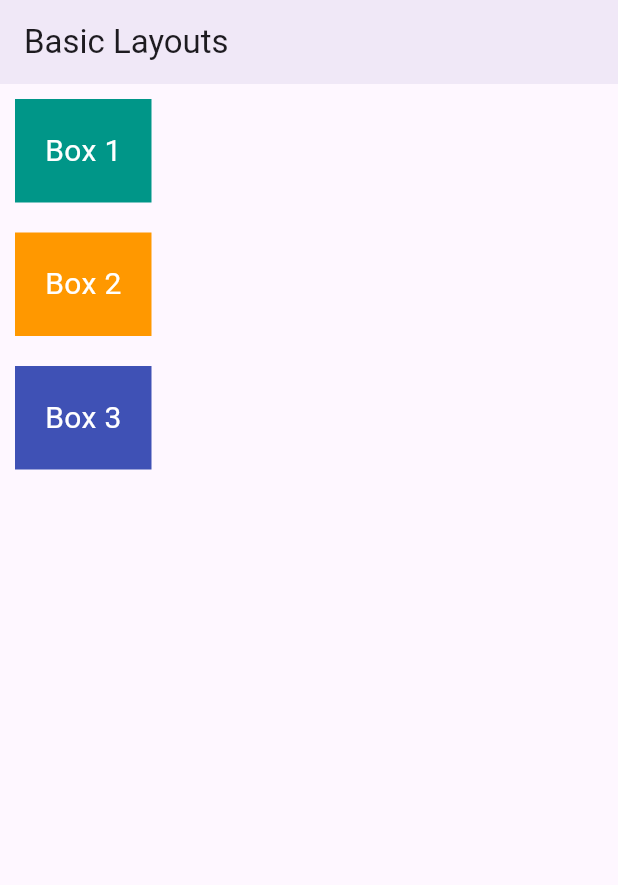
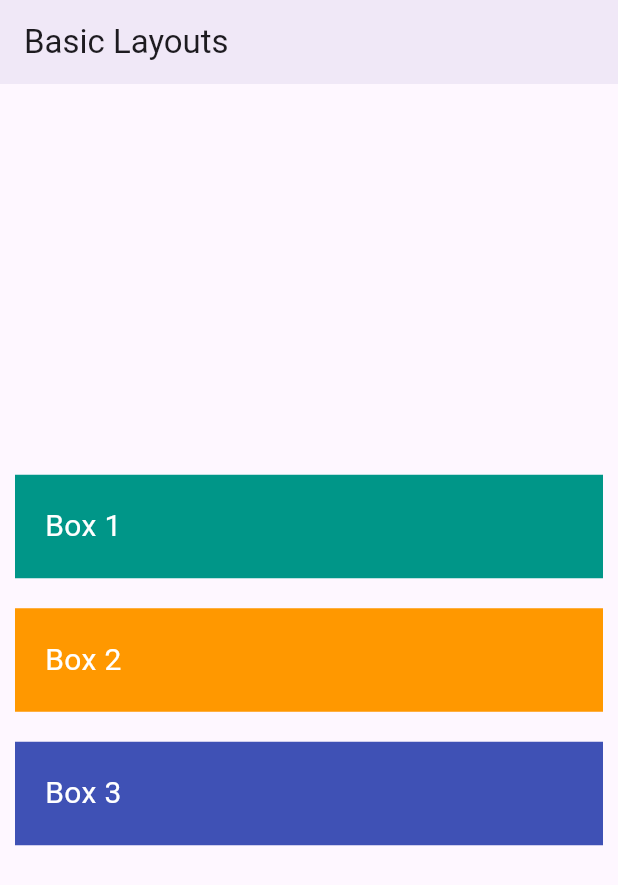
Before and after one commit to UnicomTIC-Jerobert/flutter-learning-journey, a Flutter app: the screen it shows after launch, on a phone screen of 412 x 824 dp. Shown: the top 885 px of the screen. Run offline on Flutter 3.47's test engine with Material 3 defaults, Android fonts, the phone set to English and light mode, and no system bars.

Commit message:
learned about Column main-axis , cross-axis

```diff
--- a/lib/main.dart
+++ b/lib/main.dart
@@ -32,6 +32,13 @@ class BasicLayoutScreen extends StatelessWidget {
   Widget build(BuildContext context) {
     // A Column takes a list of widgets as its children.
     return Column(
+      // MainAxisAlignment controls alignment along the main (vertical) axis.
+      // Try changing this to .start, .end, .center, .spaceAround, .spaceBetween
+      mainAxisAlignment: MainAxisAlignment.center,
+
+      // CrossAxisAlignment controls alignment along the cross (horizontal) axis.
+      // Try changing this to .start, .end, .center, .stretch
+      crossAxisAlignment: CrossAxisAlignment.stretch,
       children: [
         // Let's create a reusable "box" widget for demonstration
         _buildBox('Box 1', Colors.teal),
```
